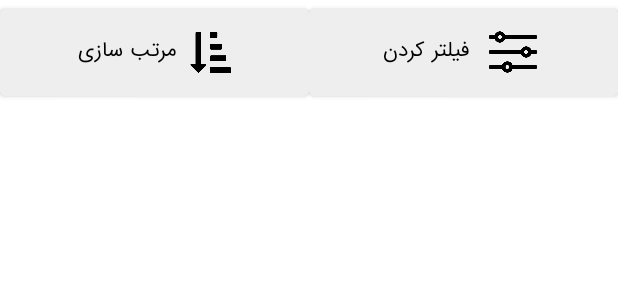
After one commit to nick-gharizadeh/Digikala-sample, an Android app: the layout fragment_search.xml on its own in the app's theme, with its tools: preview values and no code run, on a phone screen of 412 x 824 dp. The commit adds this screen. Shown: the top 300 px of the screen. Run offline under Robolectric (Android 15) with nearby library versions, the phone set to English and light mode, and no system bars.

Commit message:
fea/make design of search fragment

```diff
--- a/app/src/main/java/com/example/digikalasample/ui/MainFragment.kt
+++ b/app/src/main/java/com/example/digikalasample/ui/MainFragment.kt
@@ -5,7 +5,6 @@ import android.view.*
 import androidx.fragment.app.Fragment
 import androidx.fragment.app.activityViewModels
 import androidx.navigation.fragment.findNavController
-import androidx.viewpager.widget.ViewPager.OnPageChangeListener
 import com.example.digikalasample.R
 import com.example.digikalasample.data.model.Category
 import com.example.digikalasample.data.model.Product
@@ -78,7 +77,7 @@ class MainFragment : Fragment() {
                 adapterCategories.submitList(it)
         }
 
-        productViewModel.relatedProductById.observe(viewLifecycleOwner){
+        productViewModel.relatedProductById.observe(viewLifecycleOwner) {
             val images = it?.images
             val mViewPagerAdapter: DetailViewPagerAdapter? =
                 images?.let { DetailViewPagerAdapter(requireContext(), it) }
@@ -109,11 +108,11 @@ class MainFragment : Fragment() {
 
     override fun onOptionsItemSelected(item: MenuItem): Boolean {
         when (item.itemId) {
-            R.id.item_menu_search-> {
-
+            R.id.item_menu_search -> {
+                findNavController().navigate(R.id.action_mainFragment_to_searchFragment)
                 return false
             }
-            R.id.item_menu_shopping_cart-> {
+            R.id.item_menu_shopping_cart -> {
 
                 return false
             }
--- /dev/null
+++ b/app/src/main/res/layout/fragment_search.xml
@@ -0,0 +1,59 @@
+<?xml version="1.0" encoding="utf-8"?>
+<androidx.constraintlayout.widget.ConstraintLayout xmlns:android="http://schemas.android.com/apk/res/android"
+    xmlns:app="http://schemas.android.com/apk/res-auto"
+    xmlns:tools="http://schemas.android.com/tools"
+    android:id="@+id/constraintLayout"
+    android:layout_width="match_parent"
+    android:layout_height="match_parent"
+    tools:context=".ui.SearchFragment" >
+
+    <LinearLayout
+        android:id="@+id/linearLayout"
+        android:layout_width="0dp"
+        android:layout_height="wrap_content"
+        android:gravity="top"
+        android:orientation="horizontal"
+        android:padding="0dp"
+        android:paddingTop="0dp"
+        app:layout_constraintEnd_toEndOf="parent"
+        app:layout_constraintStart_toStartOf="parent"
+        app:layout_constraintTop_toTopOf="parent">
+
+        <Button
+            android:id="@+id/button_sort"
+            android:layout_width="match_parent"
+            android:layout_height="70dp"
+            android:layout_gravity="fill|top"
+            android:layout_weight="1"
+            android:backgroundTint="@color/digikala_dark_white"
+            android:fontFamily="@font/iran_yekan"
+            android:text="مرتب سازی"
+            android:textColor="@color/black"
+            app:icon="@drawable/ic_sort"
+            app:iconGravity="textEnd"
+            app:iconSize="27dp"
+            app:iconTint="#000000"
+            app:layout_constraintEnd_toEndOf="parent"
+            app:layout_constraintStart_toEndOf="@+id/button_filter"
+            app:layout_constraintTop_toTopOf="parent" />
+
+        <Button
+            android:id="@+id/button_filter"
+            android:layout_width="match_parent"
+            android:layout_height="70dp"
+            android:layout_gravity="fill|top"
+            android:layout_weight="1"
+            android:backgroundTint="@color/digikala_dark_white"
+            android:fontFamily="@font/iran_yekan"
+            android:foregroundGravity="top"
+            android:text="فیلتر کردن"
+            android:textColor="@color/black"
+            app:icon="@drawable/ic_filter"
+            app:iconGravity="textEnd"
+            app:iconSize="40dp"
+            app:iconTint="#000000"
+            app:layout_constraintStart_toStartOf="parent"
+            app:layout_constraintTop_toTopOf="parent" />
+    </LinearLayout>
+
+</androidx.constraintlayout.widget.ConstraintLayout>
--- /dev/null
+++ b/app/src/main/res/menu/search_menu.xml
@@ -0,0 +1,12 @@
+<?xml version="1.0" encoding="utf-8"?>
+<menu xmlns:android="http://schemas.android.com/apk/res/android"
+    xmlns:app="http://schemas.android.com/apk/res-auto">
+
+    <item
+        android:id="@+id/item_menu_search_fragment"
+        android:icon="@drawable/ic_search"
+        android:title="@string/search"
+        app:showAsAction="ifRoom|collapseActionView"
+        app:actionViewClass="androidx.appcompat.widget.SearchView" />
+
+</menu>
--- a/app/src/main/res/navigation/nav_graph.xml
+++ b/app/src/main/res/navigation/nav_graph.xml
@@ -16,6 +16,9 @@
         <action
             android:id="@+id/action_mainFragment_to_productsWithCategoryFragment"
             app:destination="@id/productsWithCategoryFragment" />
+        <action
+            android:id="@+id/action_mainFragment_to_searchFragment"
+            app:destination="@id/searchFragment" />
     </fragment>
     <fragment
         android:id="@+id/productDetailFragment"
@@ -30,4 +33,9 @@
             android:id="@+id/action_productsWithCategoryFragment_to_productDetailFragment"
             app:destination="@id/productDetailFragment" />
     </fragment>
+    <fragment
+        android:id="@+id/searchFragment"
+        android:name="com.example.digikalasample.ui.SearchFragment"
+        android:label="fragment_search"
+        tools:layout="@layout/fragment_search" />
 </navigation>
```
Also changed, not shown: app/src/main/res/drawable/ic_filter.png (added), app/src/main/res/drawable/ic_sort.png (added).
